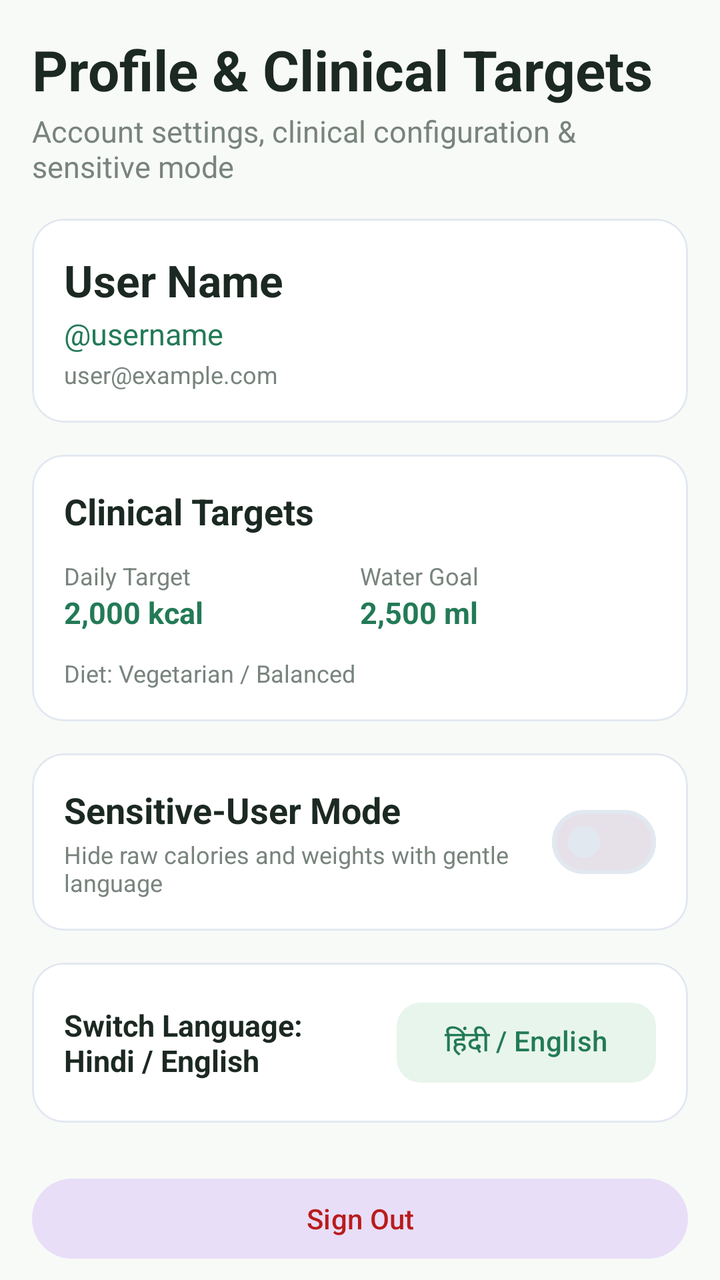
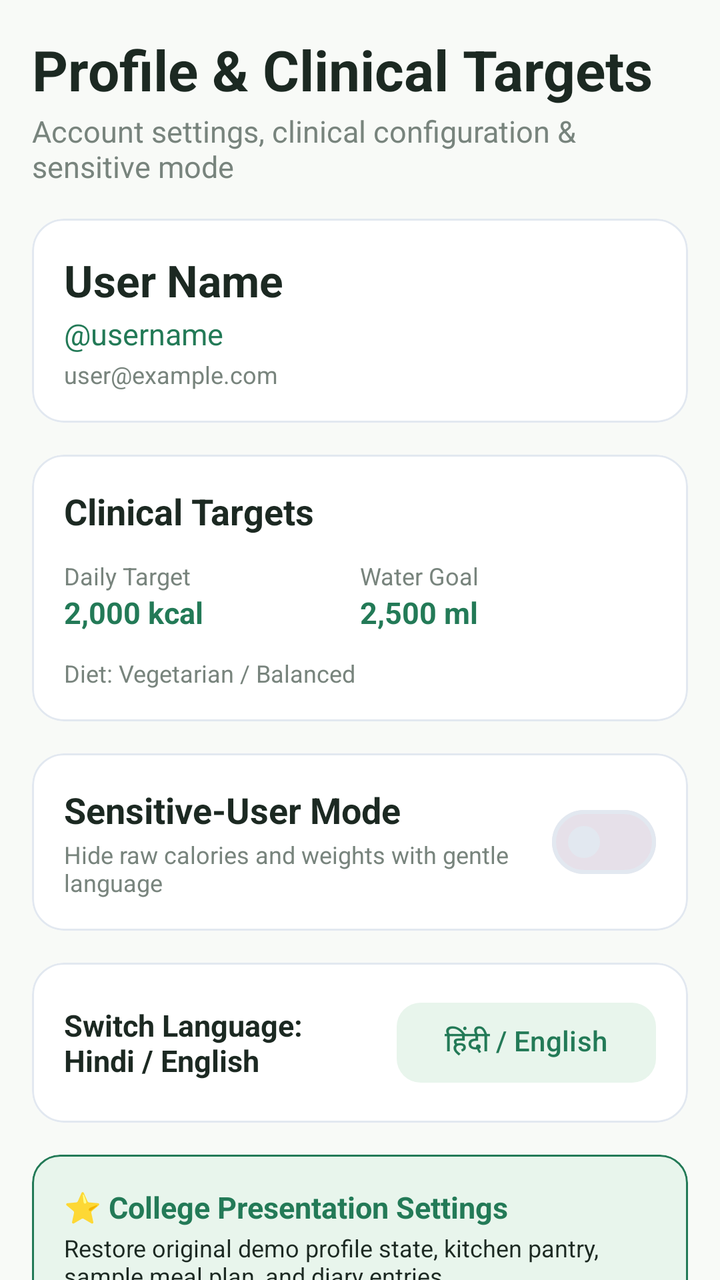

The first picture is an Android layout as it rendered before a commit; the second is the same layout after the commit. The layout source and the unified diff follow.
<!-- AndroidManifest.xml: application theme Theme.EasyNutri -->
<!-- res/layout/fragment_profile.xml -->
<?xml version="1.0" encoding="utf-8"?>
<androidx.core.widget.NestedScrollView xmlns:android="http://schemas.android.com/apk/res/android"
    xmlns:app="http://schemas.android.com/apk/res-auto"
    android:layout_width="match_parent"
    android:layout_height="match_parent"
    android:background="@color/brand_background"
    android:fillViewport="true">

    <LinearLayout
        android:layout_width="match_parent"
        android:layout_height="wrap_content"
        android:orientation="vertical"
        android:padding="@dimen/spacing_m">

        <TextView
            android:layout_width="wrap_content"
            android:layout_height="wrap_content"
            android:text="@string/profile_title"
            android:textColor="@color/text_primary"
            android:textSize="@dimen/text_headline_large"
            android:textStyle="bold" />

        <TextView
            android:layout_width="wrap_content"
            android:layout_height="wrap_content"
            android:layout_marginTop="2dp"
            android:text="Account settings, clinical configuration &amp; sensitive mode"
            android:textColor="@color/text_secondary"
            android:textSize="@dimen/text_body" />

        
        <com.google.android.material.card.MaterialCardView
            android:layout_width="match_parent"
            android:layout_height="wrap_content"
            android:layout_marginTop="@dimen/spacing_m"
            style="@style/Widget.EasyNutri.Card">

            <LinearLayout
                android:layout_width="match_parent"
                android:layout_height="wrap_content"
                android:orientation="vertical"
                android:padding="@dimen/spacing_m">

                <TextView
                    android:id="@+id/tv_profile_fullname"
                    android:layout_width="wrap_content"
                    android:layout_height="wrap_content"
                    android:text="User Name"
                    android:textColor="@color/text_primary"
                    android:textSize="@dimen/text_headline_medium"
                    android:textStyle="bold" />

                <TextView
                    android:id="@+id/tv_profile_username"
                    android:layout_width="wrap_content"
                    android:layout_height="wrap_content"
                    android:layout_marginTop="2dp"
                    android:text="@username"
                    android:textColor="@color/brand_primary"
                    android:textSize="@dimen/text_body" />

                <TextView
                    android:id="@+id/tv_profile_email"
                    android:layout_width="wrap_content"
                    android:layout_height="wrap_content"
                    android:layout_marginTop="2dp"
                    android:text="user@example.com"
                    android:textColor="@color/text_secondary"
                    android:textSize="@dimen/text_caption" />
            </LinearLayout>
        </com.google.android.material.card.MaterialCardView>

        
        <com.google.android.material.card.MaterialCardView
            android:layout_width="match_parent"
            android:layout_height="wrap_content"
            android:layout_marginTop="@dimen/spacing_m"
            style="@style/Widget.EasyNutri.Card">

            <LinearLayout
                android:layout_width="match_parent"
                android:layout_height="wrap_content"
                android:orientation="vertical"
                android:padding="@dimen/spacing_m">

                <TextView
                    android:layout_width="wrap_content"
                    android:layout_height="wrap_content"
                    android:text="Clinical Targets"
                    android:textColor="@color/text_primary"
                    android:textSize="@dimen/text_title"
                    android:textStyle="bold" />

                <LinearLayout
                    android:layout_width="match_parent"
                    android:layout_height="wrap_content"
                    android:orientation="horizontal"
                    android:layout_marginTop="@dimen/spacing_s">

                    <LinearLayout
                        android:layout_width="0dp"
                        android:layout_height="wrap_content"
                        android:layout_weight="1"
                        android:orientation="vertical">

                        <TextView
                            android:layout_width="wrap_content"
                            android:layout_height="wrap_content"
                            android:text="Daily Target"
                            android:textColor="@color/text_secondary"
                            android:textSize="@dimen/text_caption" />

                        <TextView
                            android:id="@+id/tv_target_calories"
                            android:layout_width="wrap_content"
                            android:layout_height="wrap_content"
                            android:text="2,000 kcal"
                            android:textColor="@color/brand_primary"
                            android:textSize="@dimen/text_body"
                            android:textStyle="bold" />
                    </LinearLayout>

                    <LinearLayout
                        android:layout_width="0dp"
                        android:layout_height="wrap_content"
                        android:layout_weight="1"
                        android:orientation="vertical">

                        <TextView
                            android:layout_width="wrap_content"
                            android:layout_height="wrap_content"
                            android:text="Water Goal"
                            android:textColor="@color/text_secondary"
                            android:textSize="@dimen/text_caption" />

                        <TextView
                            android:id="@+id/tv_target_water"
                            android:layout_width="wrap_content"
                            android:layout_height="wrap_content"
                            android:text="2,500 ml"
                            android:textColor="@color/brand_primary"
                            android:textSize="@dimen/text_body"
                            android:textStyle="bold" />
                    </LinearLayout>
                </LinearLayout>

                <TextView
                    android:id="@+id/tv_diet_type"
                    android:layout_width="wrap_content"
                    android:layout_height="wrap_content"
                    android:layout_marginTop="@dimen/spacing_s"
                    android:text="Diet: Vegetarian / Balanced"
                    android:textColor="@color/text_secondary"
                    android:textSize="@dimen/text_caption" />
            </LinearLayout>
        </com.google.android.material.card.MaterialCardView>

        
        <com.google.android.material.card.MaterialCardView
            android:layout_width="match_parent"
            android:layout_height="wrap_content"
            android:layout_marginTop="@dimen/spacing_m"
            style="@style/Widget.EasyNutri.Card">

            <LinearLayout
                android:layout_width="match_parent"
                android:layout_height="wrap_content"
                android:orientation="vertical"
                android:padding="@dimen/spacing_m">

                <LinearLayout
                    android:layout_width="match_parent"
                    android:layout_height="wrap_content"
                    android:orientation="horizontal"
                    android:gravity="center_vertical">

                    <LinearLayout
                        android:layout_width="0dp"
                        android:layout_height="wrap_content"
                        android:layout_weight="1"
                        android:orientation="vertical">

                        <TextView
                            android:layout_width="wrap_content"
                            android:layout_height="wrap_content"
                            android:text="@string/sensitive_mode_label"
                            android:textColor="@color/text_primary"
                            android:textSize="@dimen/text_title"
                            android:textStyle="bold" />

                        <TextView
                            android:layout_width="wrap_content"
                            android:layout_height="wrap_content"
                            android:layout_marginTop="2dp"
                            android:text="@string/sensitive_mode_desc"
                            android:textColor="@color/text_secondary"
                            android:textSize="@dimen/text_caption" />
                    </LinearLayout>

                    <com.google.android.material.materialswitch.MaterialSwitch
                        android:id="@+id/switch_sensitive_mode"
                        android:layout_width="wrap_content"
                        android:layout_height="wrap_content" />
                </LinearLayout>
            </LinearLayout>
        </com.google.android.material.card.MaterialCardView>

        
        <com.google.android.material.card.MaterialCardView
            android:layout_width="match_parent"
            android:layout_height="wrap_content"
            android:layout_marginTop="@dimen/spacing_m"
            style="@style/Widget.EasyNutri.Card">

            <LinearLayout
                android:layout_width="match_parent"
                android:layout_height="wrap_content"
                android:orientation="horizontal"
                android:gravity="center_vertical"
                android:padding="@dimen/spacing_m">

                <TextView
                    android:layout_width="0dp"
                    android:layout_height="wrap_content"
                    android:layout_weight="1"
                    android:text="@string/language_toggle"
                    android:textColor="@color/text_primary"
                    android:textSize="@dimen/text_body"
                    android:textStyle="bold" />

                <Button
                    android:id="@+id/btn_toggle_language"
                    android:layout_width="wrap_content"
                    android:layout_height="wrap_content"
                    android:text="हिंदी / English"
                    style="@style/Widget.EasyNutri.Button.Secondary" />
            </LinearLayout>
        </com.google.android.material.card.MaterialCardView>

        
        <Button
            android:id="@+id/btn_logout"
            android:layout_width="match_parent"
            android:layout_height="wrap_content"
            android:layout_marginTop="@dimen/spacing_l"
            android:text="@string/btn_logout"
            style="@style/Widget.Material3.Button.TonalButton"
            android:textColor="@color/status_error" />

        
        <TextView
            android:id="@+id/tv_app_version"
            android:layout_width="match_parent"
            android:layout_height="wrap_content"
            android:layout_marginTop="@dimen/spacing_m"
            android:layout_marginBottom="@dimen/spacing_m"
            android:text="EasyNutri Native Android v1.0.0 (Build 1)"
            android:textColor="@color/text_secondary"
            android:textSize="@dimen/text_caption"
            android:gravity="center" />

    </LinearLayout>
</androidx.core.widget.NestedScrollView>
<!-- resources referenced by this layout -->
<resources>
  <color name="brand_background">#F8FAF7</color>
  <color name="brand_primary">#237A57</color>
  <color name="status_error">#B91C1C</color>
  <color name="text_primary">#1C2922</color>
  <color name="text_secondary">#78847D</color>
  <dimen name="spacing_l">24dp</dimen>
  <dimen name="spacing_m">16dp</dimen>
  <dimen name="spacing_s">12dp</dimen>
  <dimen name="text_body">15sp</dimen>
  <dimen name="text_caption">12sp</dimen>
  <dimen name="text_headline_large">28sp</dimen>
  <dimen name="text_headline_medium">22sp</dimen>
  <dimen name="text_title">18sp</dimen>
  <string name="btn_logout">Sign Out</string>
  <string name="language_toggle">Switch Language: Hindi / English</string>
  <string name="profile_title">Profile &amp; Clinical Targets</string>
  <string name="sensitive_mode_desc">Hide raw calories and weights with gentle language</string>
  <string name="sensitive_mode_label">Sensitive-User Mode</string>
  <style name="Widget.EasyNutri.Button.Secondary" parent="Widget.Material3.Button.TonalButton">
          <item name="backgroundTint">@color/brand_secondary</item>
          <item name="android:textColor">@color/brand_primary</item>
          <item name="android:minHeight">@dimen/touch_target_min</item>
          <item name="shapeAppearance">@style/ShapeAppearance.EasyNutri.Small</item>
      </style>
  <style name="Widget.EasyNutri.Card" parent="Widget.Material3.CardView.Outlined">
          <item name="cardBackgroundColor">@color/brand_surface</item>
          <item name="strokeColor">@color/outline_subtle</item>
          <item name="strokeWidth">1dp</item>
          <item name="shapeAppearance">@style/ShapeAppearance.EasyNutri.Medium</item>
      </style>
  <style name="Theme.EasyNutri" parent="Theme.Material3.DayNight.NoActionBar">
          
          <item name="colorPrimary">@color/brand_primary</item>
          <item name="colorOnPrimary">@color/text_inverse</item>
          <item name="colorPrimaryContainer">@color/brand_secondary</item>
          <item name="colorOnPrimaryContainer">@color/brand_primary_dark</item>
  
          <item name="android:colorBackground">@color/brand_background</item>
          <item name="colorOnBackground">@color/text_primary</item>
          <item name="colorSurface">@color/brand_surface</item>
          <item name="colorOnSurface">@color/text_primary</item>
          <item name="colorOutline">@color/outline_subtle</item>
  
          
          <item name="android:statusBarColor">@color/brand_background</item>
          <item name="android:windowLightStatusBar">true</item>
          <item name="android:navigationBarColor">@color/brand_surface</item>
      </style>
  <color name="brand_secondary">#E8F5EC</color>
  <dimen name="touch_target_min">48dp</dimen>
  <style name="ShapeAppearance.EasyNutri.Small" parent="ShapeAppearance.Material3.SmallComponent">
          <item name="cornerSize">@dimen/radius_small</item>
      </style>
  <color name="brand_surface">#FFFFFF</color>
  <color name="outline_subtle">#E2E8F0</color>
  <style name="ShapeAppearance.EasyNutri.Medium" parent="ShapeAppearance.Material3.MediumComponent">
          <item name="cornerSize">@dimen/radius_medium</item>
      </style>
  <color name="text_inverse">#FFFFFF</color>
  <color name="brand_primary_dark">#1B5E43</color>
  <dimen name="radius_small">12dp</dimen>
  <dimen name="radius_medium">16dp</dimen>
</resources>

<!-- the commit's change to res/layout/fragment_profile.xml (unified diff, before → after) -->
@@ -238,6 +238,52 @@
         </com.google.android.material.card.MaterialCardView>
 
         
+        <com.google.android.material.card.MaterialCardView
+            android:id="@+id/card_presentation_settings"
+            android:layout_width="match_parent"
+            android:layout_height="wrap_content"
+            android:layout_marginTop="@dimen/spacing_m"
+            app:cardBackgroundColor="@color/brand_secondary"
+            app:cardCornerRadius="14dp"
+            app:strokeColor="@color/brand_primary"
+            app:strokeWidth="1dp">
+
+            <LinearLayout
+                android:layout_width="match_parent"
+                android:layout_height="wrap_content"
+                android:orientation="vertical"
+                android:padding="@dimen/spacing_m">
+
+                <TextView
+                    android:layout_width="wrap_content"
+                    android:layout_height="wrap_content"
+                    android:text="⭐ College Presentation Settings"
+                    android:textColor="@color/brand_primary"
+                    android:textSize="15sp"
+                    android:textStyle="bold" />
+
+                <TextView
+                    android:layout_width="wrap_content"
+                    android:layout_height="wrap_content"
+                    android:layout_marginTop="2dp"
+                    android:text="Restore original demo profile state, kitchen pantry, sample meal plan, and diary entries."
+                    android:textColor="@color/text_primary"
+                    android:textSize="12sp" />
+
+                <com.google.android.material.button.MaterialButton
+                    android:id="@+id/btn_reset_demo"
+                    android:layout_width="match_parent"
+                    android:layout_height="48dp"
+                    android:layout_marginTop="12dp"
+                    android:backgroundTint="@color/brand_primary"
+                    android:text="Reset Demo to Original State"
+                    android:textAllCaps="false"
+                    android:textColor="@color/text_inverse"
+                    app:cornerRadius="10dp" />
+            </LinearLayout>
+        </com.google.android.material.card.MaterialCardView>
+
+        
         <Button
             android:id="@+id/btn_logout"
             android:layout_width="match_parent"
